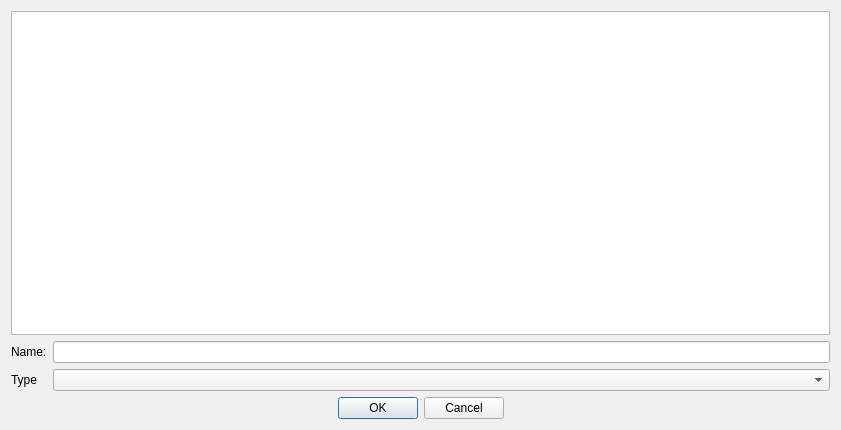
This is editor/echo/Base/UI/PathChooseDialog/PathChooseDialog.ui in timi-liuliang/echo as Qt 5 draws it before an edit. The edited form follows.
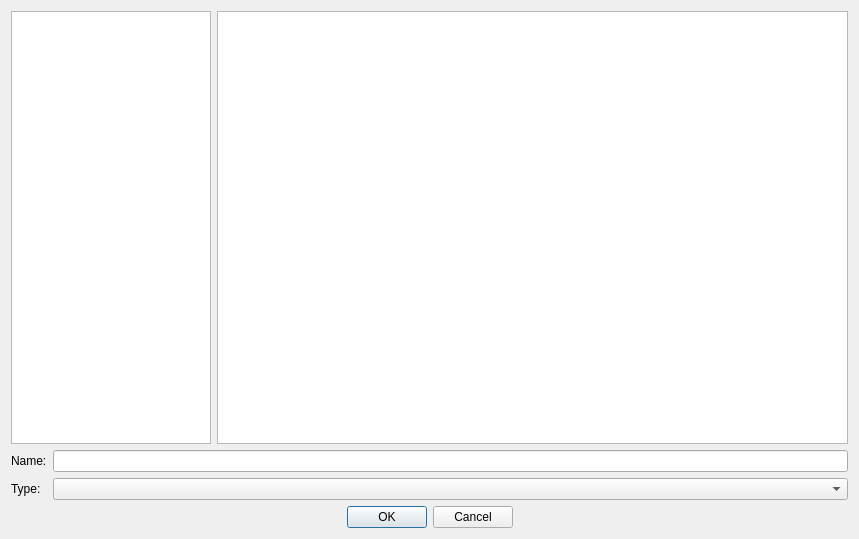
This is the edited form.

Commit message: save nodetree, If don't have a directory, choose a directory. #32

```diff
--- a/editor/echo/Base/UI/PathChooseDialog/PathChooseDialog.ui
+++ b/editor/echo/Base/UI/PathChooseDialog/PathChooseDialog.ui
@@ -6,8 +6,8 @@
    <rect>
     <x>0</x>
     <y>0</y>
-    <width>841</width>
-    <height>430</height>
+    <width>859</width>
+    <height>539</height>
    </rect>
   </property>
   <property name="windowTitle">
@@ -15,14 +15,36 @@
   </property>
   <layout class="QVBoxLayout" name="verticalLayout">
    <item>
-    <layout class="QVBoxLayout" name="verticalLayout_2">
+    <layout class="QHBoxLayout" name="horizontalLayout">
      <item>
-      <widget class="QTreeView" name="m_PathTreeView">
+      <widget class="QTreeView" name="m_resDirView">
+       <property name="sizePolicy">
+        <sizepolicy hsizetype="Preferred" vsizetype="Expanding">
+         <horstretch>0</horstretch>
+         <verstretch>0</verstretch>
+        </sizepolicy>
+       </property>
+       <property name="maximumSize">
+        <size>
+         <width>200</width>
+         <height>16777215</height>
+        </size>
+       </property>
        <property name="headerHidden">
         <bool>true</bool>
        </property>
       </widget>
      </item>
+     <item>
+      <widget class="QListView" name="m_listView">
+       <property name="horizontalScrollBarPolicy">
+        <enum>Qt::ScrollBarAlwaysOff</enum>
+       </property>
+       <property name="editTriggers">
+        <set>QAbstractItemView::EditKeyPressed</set>
+       </property>
+      </widget>
+     </item>
     </layout>
    </item>
    <item>
@@ -41,16 +63,16 @@
        </property>
       </widget>
      </item>
-     <item row="1" column="1">
-      <widget class="QComboBox" name="m_exts"/>
-     </item>
      <item row="1" column="0">
       <widget class="QLabel" name="m_fileExt">
        <property name="text">
-        <string>Type</string>
+        <string>Type:</string>
        </property>
       </widget>
      </item>
+     <item row="1" column="1">
+      <widget class="QComboBox" name="m_comboBoxExts"/>
+     </item>
     </layout>
    </item>
    <item>
```
Left out of the diff: 4 changed lines with no effect on the pictures. The commit also changes 4 other files.
